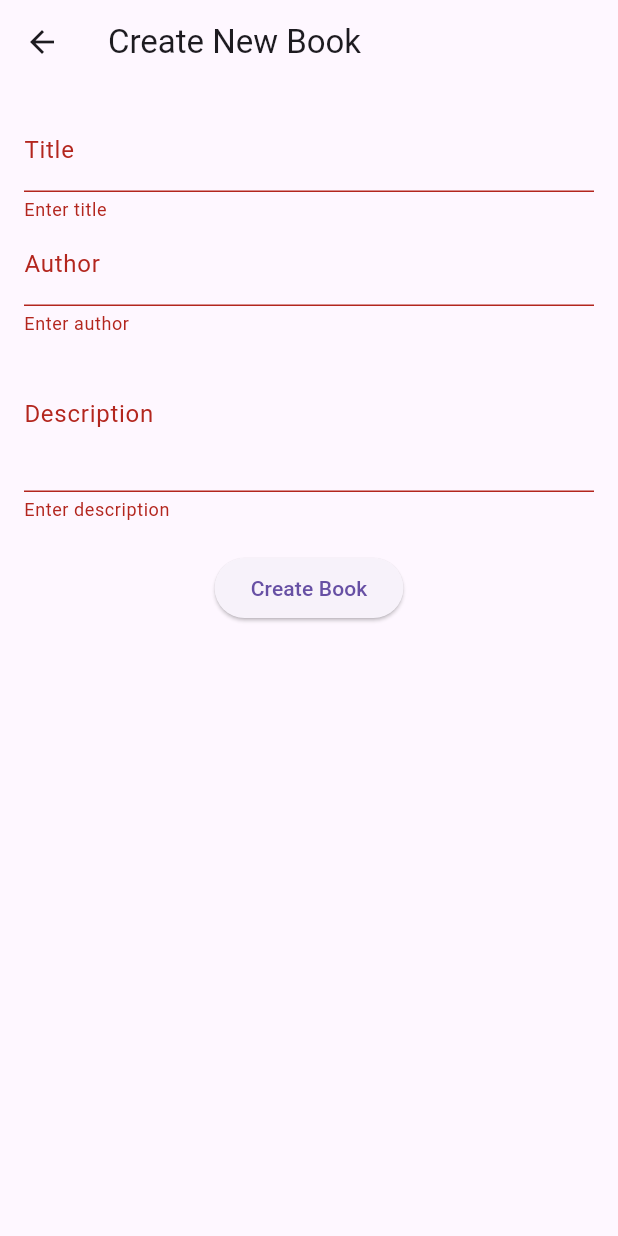
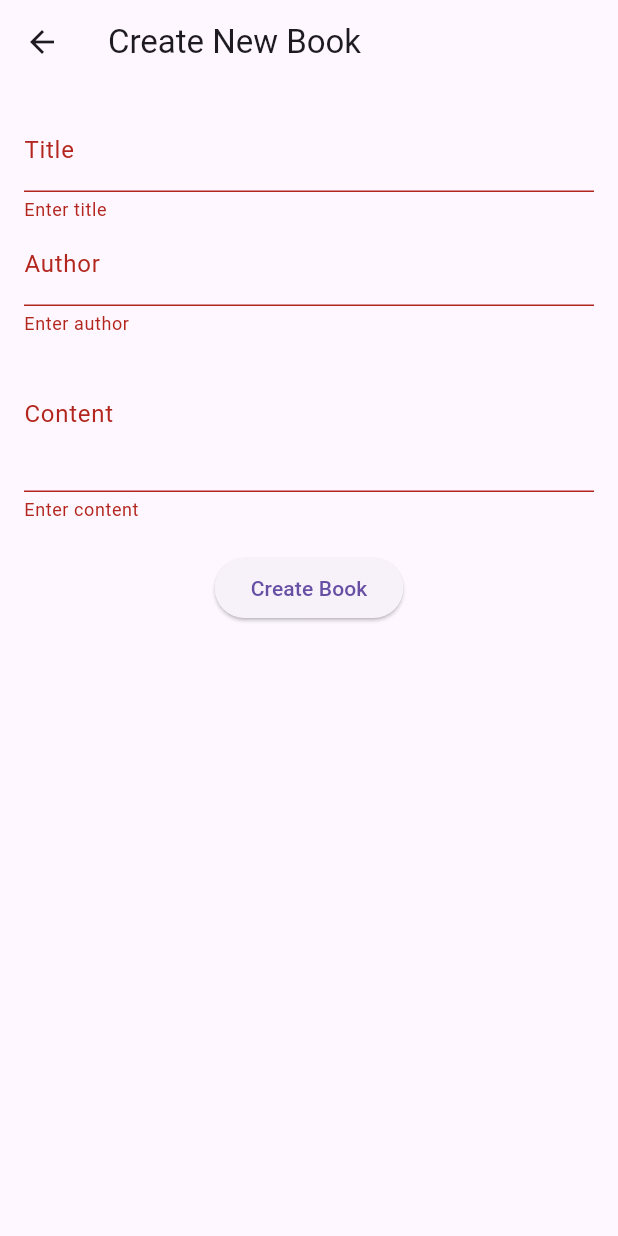
Before and after one commit to Abylaikhan-Bari/Platform-Mobile, a Flutter app: the CreateBookScreen screen opened directly, after a tap on "Create Book", on a phone screen of 412 x 824 dp. Run offline on Flutter 3.47's test engine with Material 3 defaults, Android fonts, the phone set to English and light mode, and no system bars; our stand-ins replace bloc, firebase_auth, firebase_core, flutter_bloc; accounts and stored records are empty.

```diff
--- a/lib/core/constants/app_constants.dart
+++ b/lib/core/constants/app_constants.dart
@@ -1,6 +1,6 @@
 class AppConstants {
   // For local development (Android emulator)
-  static const String baseUrl = 'http://10.0.2.2:5001';
+  static const String baseUrl = 'http://192.168.0.31:5001/api';
 
   // If using physical device/remote server:
   // static const String baseUrl = 'http://<YOUR_IP>:5001';
--- a/lib/core/network/api_service.dart
+++ b/lib/core/network/api_service.dart
@@ -11,12 +11,16 @@ class ApiService {
       String endpoint, {
         Map<String, dynamic>? body,
       }) async {
-    final token = await _firebaseService.getUserIdToken();
+    final token = await _firebaseService.getUserIdToken(); // Get Firebase token
+    if (token == null) {
+      throw Exception("User is not authenticated.");
+    }
+
     final url = Uri.parse('${AppConstants.baseUrl}$endpoint');
 
     final headers = {
       'Content-Type': 'application/json',
-      'Authorization': 'Bearer $token',
+      'Authorization': 'Bearer $token', // Send Firebase token
     };
 
     switch (method.toUpperCase()) {
--- a/lib/data/models/book.dart
+++ b/lib/data/models/book.dart
@@ -2,13 +2,13 @@ class Book {
   final String id;
   final String title;
   final String author;
-  final String description;
+  final String content; // Changed from 'description' to 'content'
 
   Book({
     required this.id,
     required this.title,
     required this.author,
-    required this.description,
+    required this.content,
   });
 
   factory Book.fromJson(Map<String, dynamic> json) {
@@ -16,13 +16,13 @@ class Book {
       id: json['_id'],
       title: json['title'],
       author: json['author'],
-      description: json['description'],
+      content: json['content'], // Changed from 'description' to 'content'
     );
   }
 
   Map<String, dynamic> toJson() => {
     'title': title,
     'author': author,
-    'description': description,
+    'content': content, // Changed from 'description' to 'content'
   };
 }
--- a/lib/data/repositories/book_repository.dart
+++ b/lib/data/repositories/book_repository.dart
@@ -33,7 +33,7 @@ extension BookEntityExtension on Book {
     id: id,
     title: title,
     author: author,
-    description: description,
+    content: content,
   );
 }
 
@@ -41,6 +41,6 @@ extension BookJsonExtension on BookEntity {
   Map<String, dynamic> toJson() => {
     'title': title,
     'author': author,
-    'description': description,
+    'content': content,
   };
 }
--- a/lib/domain/entities/book_entity.dart
+++ b/lib/domain/entities/book_entity.dart
@@ -2,12 +2,12 @@ class BookEntity {
   final String id;
   final String title;
   final String author;
-  final String description;
+  final String content;
 
   BookEntity({
     required this.id,
     required this.title,
     required this.author,
-    required this.description,
+    required this.content,
   });
 }
--- a/lib/presentation/screens/create_book_screen.dart
+++ b/lib/presentation/screens/create_book_screen.dart
@@ -14,7 +14,7 @@ class _CreateBookScreenState extends State<CreateBookScreen> {
   final _formKey = GlobalKey<FormState>();
   final _titleController = TextEditingController();
   final _authorController = TextEditingController();
-  final _descriptionController = TextEditingController();
+  final _contentController = TextEditingController();
 
   @override
   Widget build(BuildContext context) {
@@ -37,9 +37,9 @@ class _CreateBookScreenState extends State<CreateBookScreen> {
                 validator: (value) => value!.isEmpty ? 'Enter author' : null,
               ),
               TextFormField(
-                controller: _descriptionController,
-                decoration: const InputDecoration(labelText: 'Description'),
-                validator: (value) => value!.isEmpty ? 'Enter description' : null,
+                controller: _contentController,
+                decoration: const InputDecoration(labelText: 'Content'),
+                validator: (value) => value!.isEmpty ? 'Enter content' : null,
                 maxLines: 3,
               ),
               const SizedBox(height: 20),
@@ -50,7 +50,7 @@ class _CreateBookScreenState extends State<CreateBookScreen> {
                       id: '',
                       title: _titleController.text,
                       author: _authorController.text,
-                      description: _descriptionController.text,
+                      content: _contentController.text,
                     );
                     context.read<BookBloc>().add(CreateBookEvent(book: newBook));
                     Navigator.pop(context);
--- a/lib/presentation/screens/edit_book_screen.dart
+++ b/lib/presentation/screens/edit_book_screen.dart
@@ -16,7 +16,7 @@ class _EditBookScreenState extends State<EditBookScreen> {
   final _formKey = GlobalKey<FormState>();
   late final _titleController = TextEditingController(text: widget.book.title);
   late final _authorController = TextEditingController(text: widget.book.author);
-  late final _descriptionController = TextEditingController(text: widget.book.description);
+  late final _contentController = TextEditingController(text: widget.book.content);
 
   @override
   Widget build(BuildContext context) {
@@ -39,9 +39,9 @@ class _EditBookScreenState extends State<EditBookScreen> {
                 validator: (value) => value!.isEmpty ? 'Enter author' : null,
               ),
               TextFormField(
-                controller: _descriptionController,
-                decoration: const InputDecoration(labelText: 'Description'),
-                validator: (value) => value!.isEmpty ? 'Enter description' : null,
+                controller: _contentController,
+                decoration: const InputDecoration(labelText: 'Content'),
+                validator: (value) => value!.isEmpty ? 'Enter content' : null,
                 maxLines: 3,
               ),
               const SizedBox(height: 20),
@@ -52,7 +52,7 @@ class _EditBookScreenState extends State<EditBookScreen> {
                       id: widget.book.id,
                       title: _titleController.text,
                       author: _authorController.text,
-                      description: _descriptionController.text,
+                      content: _contentController.text,
                     );
                     context.read<BookBloc>().add(UpdateBookEvent(book: updatedBook));
                     Navigator.pop(context);
```
Also changed, not shown: 1 other file.
